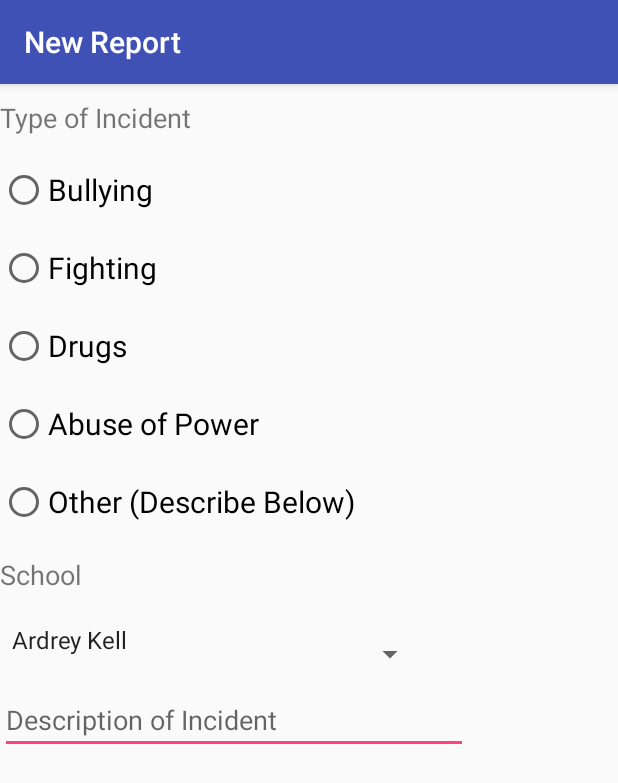
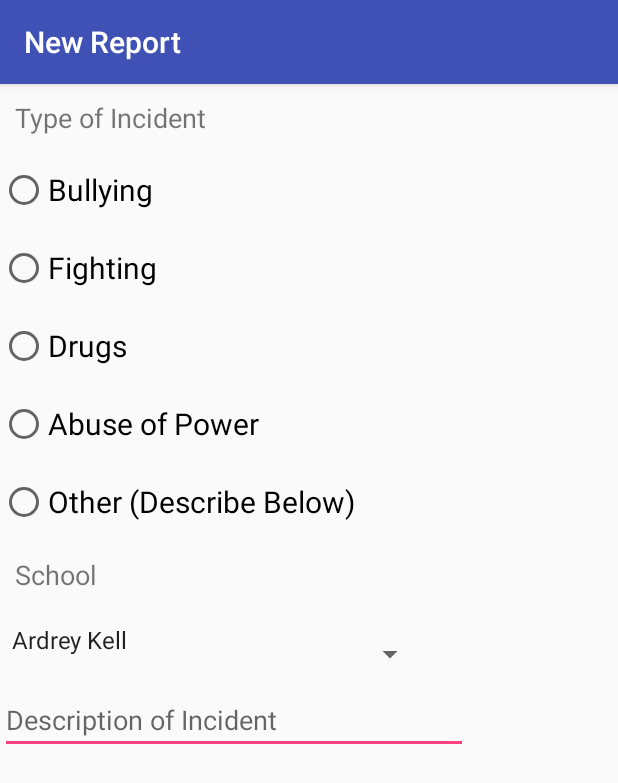
Before and after one commit to jumarmartin/PowerReport, an Android app: the ReportActivity screen opened directly, with no data from a screen before it, on a phone screen of 412 x 824 dp. Shown: the top 783 px of the screen. Run offline under Robolectric (Android 15) with nearby library versions, the phone set to English and light mode, and no system bars.

Commit message:
fixed gradle error, removed fullBackupContent

```diff
--- a/app/src/main/AndroidManifest.xml
+++ b/app/src/main/AndroidManifest.xml
@@ -9,8 +9,7 @@
         android:roundIcon="@mipmap/ic_launcher_round"
         android:supportsRtl="true"
         android:theme="@style/AppTheme"
-        android:fullBackupContent="">
-
+        >
         <activity
             android:name=".BaseActivity"
             android:label="@string/app_name"
--- a/app/src/main/res/layout/content_report.xml
+++ b/app/src/main/res/layout/content_report.xml
@@ -18,6 +18,8 @@
                 android:layout_height="wrap_content"
                 android:layout_weight="0.85"
                 android:paddingBottom="20sp"
+                android:paddingEnd="10sp"
+                android:paddingStart="10sp"
                 android:paddingTop="10sp"
                 android:text="@string/select_an_incident"
                 android:textSize="18sp"
@@ -89,6 +91,8 @@
                 android:layout_height="wrap_content"
                 android:layout_weight="0.85"
                 android:paddingBottom="20dp"
+                android:paddingEnd="10sp"
+                android:paddingStart="10sp"
                 android:text="@string/school_selection"
                 android:textSize="18sp"
                 tools:layout_editor_absoluteX="8dp"
```
